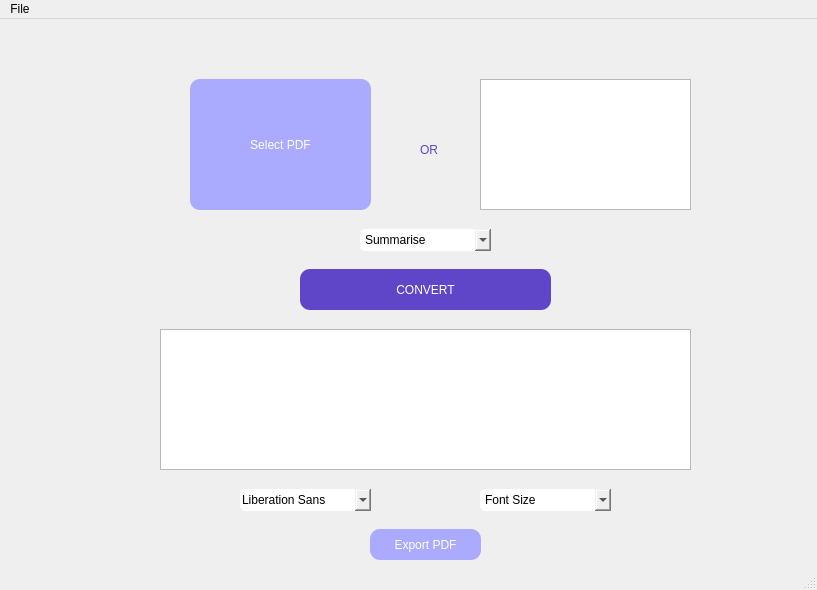
Old version of the form try_mini/proto4.ui in the repository 0-shubham-0/Python-Mini-Project.
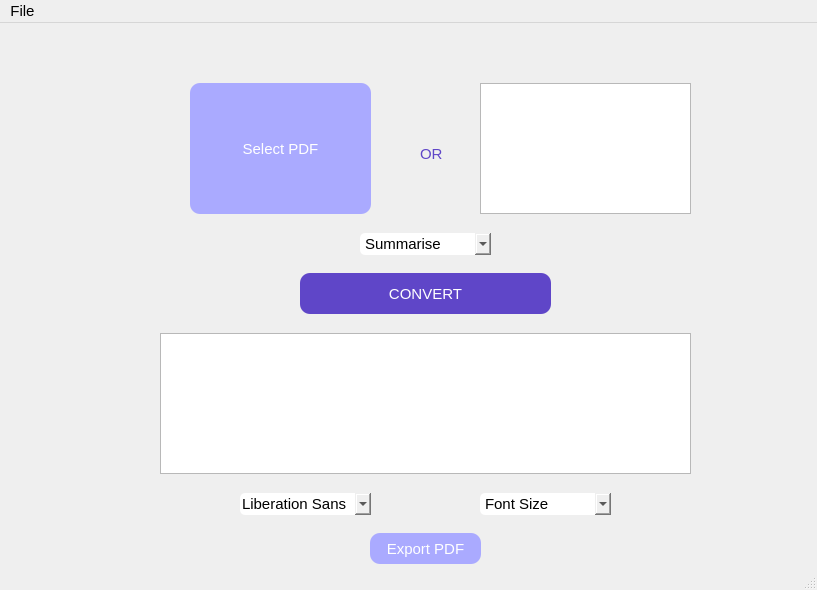
New version of the form.

Diff of the .ui file:
```diff
--- a/try_mini/proto4.ui
+++ b/try_mini/proto4.ui
@@ -10,6 +10,13 @@
     <height>590</height>
    </rect>
   </property>
+  <property name="font">
+   <font>
+    <pointsize>11</pointsize>
+    <weight>50</weight>
+    <bold>false</bold>
+   </font>
+  </property>
   <property name="windowTitle">
    <string>MainWindow</string>
   </property>
```
Left out of the diff: 86 changed lines with no effect on the pictures.
